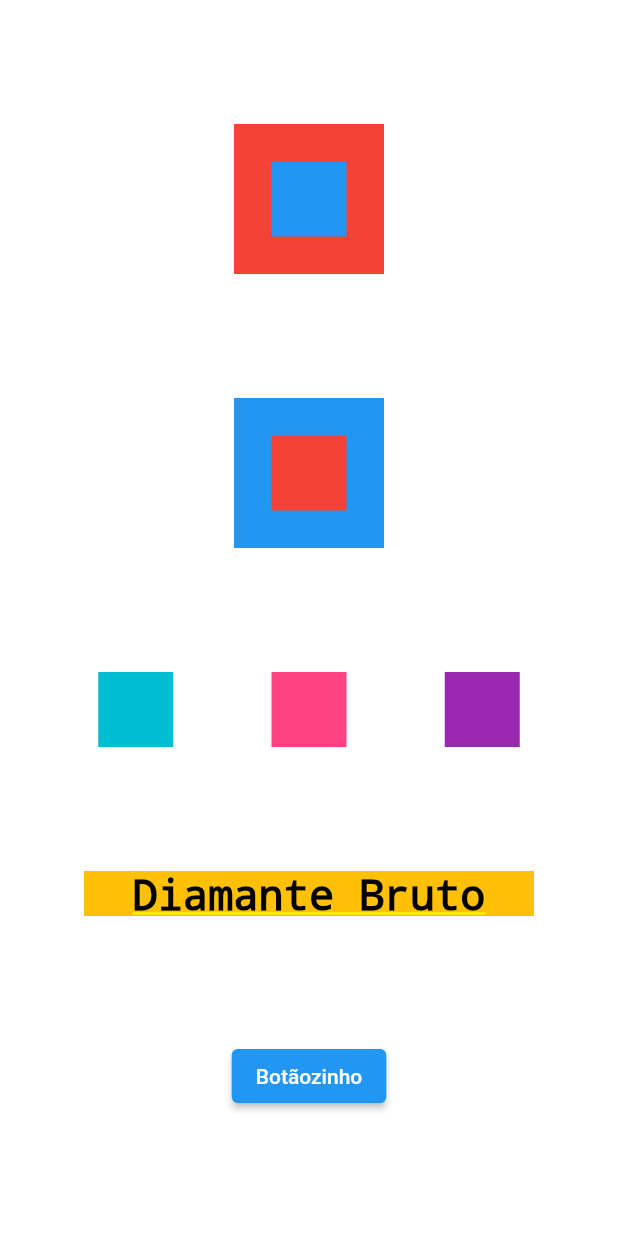
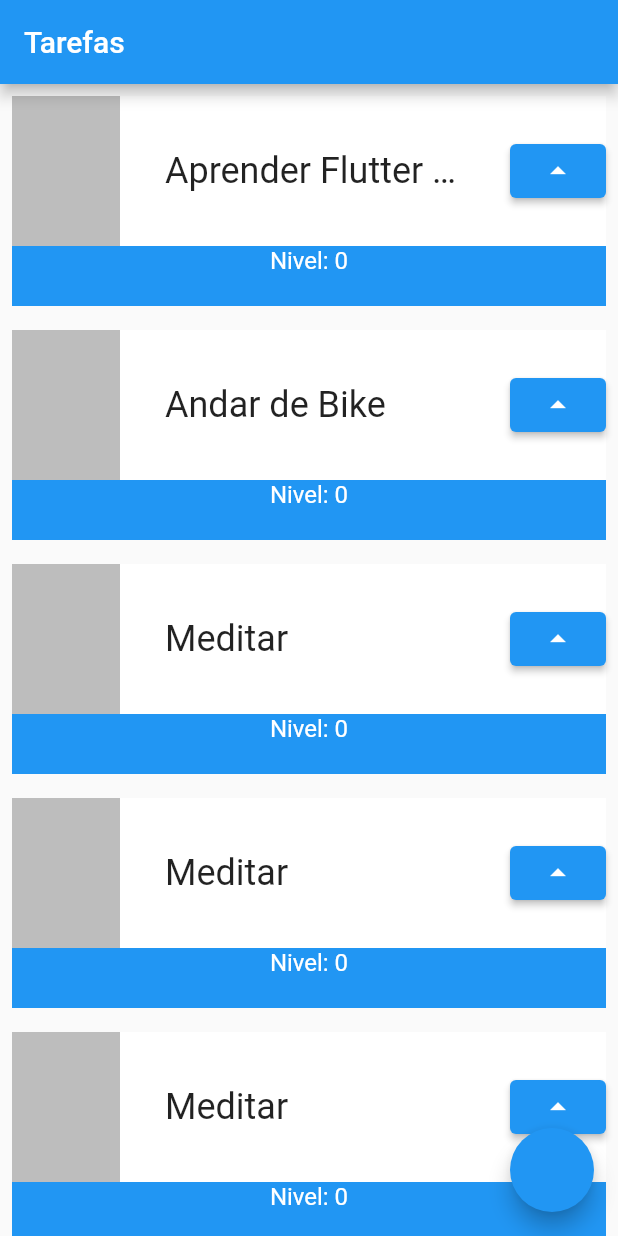
Before and after one commit to gabtonete/meu_app, a Flutter app: the screen it shows after launch, on a phone screen of 412 x 824 dp. Run offline on Flutter 3.47's test engine with Material 2 defaults, Android fonts, the phone set to English and light mode, and no system bars.

Commit message:
stateless widget

```diff
--- a/lib/main.dart
+++ b/lib/main.dart
@@ -1,4 +1,5 @@
 import 'package:flutter/material.dart';
+import 'package:flutter/services.dart';
 
 void main() {
   runApp(const MyApp());
@@ -14,84 +15,82 @@ class MyApp extends StatelessWidget {
       theme: ThemeData(
         primarySwatch: Colors.blue,
       ),
-      home: Container(
-        color: Colors.white,
-        child: Column(
-          mainAxisAlignment: MainAxisAlignment.spaceEvenly,
-          crossAxisAlignment: CrossAxisAlignment.center,
+      home: Scaffold(
+        appBar: AppBar(
+          title: Text("Tarefas"),
+        ),
+        body: ListView(
           children: [
-            Stack(
-              alignment: AlignmentDirectional.center,
-              children: [
-                Container(
-                  color: Colors.red,
-                  width: 100,
-                  height: 100,
-                ),
-                Container(
-                  color: Colors.blue,
-                  width: 50,
-                  height: 50,
-                ),
-              ],
-            ),
-            Stack(
-              alignment: AlignmentDirectional.center,
-              children: [
-                Container(
-                  color: Colors.blue,
-                  width: 100,
-                  height: 100,
-                ),
-                Container(
-                  color: Colors.red,
-                  width: 50,
-                  height: 50,
-                ),
-              ],
-            ),
-            Row(
-              mainAxisAlignment: MainAxisAlignment.spaceEvenly,
-              crossAxisAlignment: CrossAxisAlignment.center,
-              children: [
-                Container(
-                  color: Colors.cyan,
-                  height: 50,
-                  width: 50,
-                ),
-                Container(
-                  color: Colors.pinkAccent,
-                  height: 50,
-                  width: 50,
-                ),
-                Container(
-                  color: Colors.purple,
-                  height: 50,
-                  width: 50,
-                )
-              ],
-            ),
-            Container(
-              color: Colors.amber,
-              height: 30,
-              width: 300,
-              child: const Text(
-                'Diamante Bruto',
-                style: TextStyle(
-                  color: Colors.black,
-                  fontSize: 28,
-                ),
-                textAlign: TextAlign.center,
-              ),
-            ),
-            ElevatedButton(
-                onPressed: () {
-                  print('Você apertou o botão');
-                },
-                child: Text('Botãozinho'))
+            Task('Aprender Flutter no café da manhã'),
+            Task('Andar de Bike'),
+            Task('Meditar'),
+            Task('Meditar'),
+            Task('Meditar'),
+            Task('Meditar'),
+            Task('Meditar'),
           ],
+        ),
+        floatingActionButton: FloatingActionButton(
+          onPressed: () => {print('test')},
         ),
       ),
     );
   }
 }
+
+class Task extends StatelessWidget {
+  final String nome;
+  const Task(this.nome, {Key? key}) : super(key: key);
+
+  @override
+  Widget build(BuildContext context) {
+    int nivel = 0;
+    return Padding(
+      padding: const EdgeInsets.all(8.0),
+      child: Stack(
+        children: [
+          Container(
+            color: Colors.blue,
+            height: 140,
+          ),
+          Column(
+            children: [
+              Container(
+                color: Colors.white,
+                height: 100,
+                child: Row(
+                  mainAxisAlignment: MainAxisAlignment.spaceBetween,
+                  children: [
+                    Container(
+                      color: Colors.black26,
+                      width: 72,
+                      height: 100,
+                    ),
+                    Container(
+                      width: 200,
+                      child: Text(
+                        nome,
+                        style: TextStyle(fontSize: 24),
+                        overflow: TextOverflow.ellipsis,
+                      ),
+                    ),
+                    ElevatedButton(
+                        onPressed: () {
+                          nivel++;
+                          print(nivel);
+                        },
+                        child: Icon(Icons.arrow_drop_up))
+                  ],
+                ),
+              ),
+              Text(
+                'Nivel: $nivel',
+                style: TextStyle(fontSize: 16, color: Colors.white),
+              )
+            ],
+          ),
+        ],
+      ),
+    );
+  }
+}
```
Also changed, not shown: lib/minha_primeira_tela.dart (added, +78 -0 lines).
